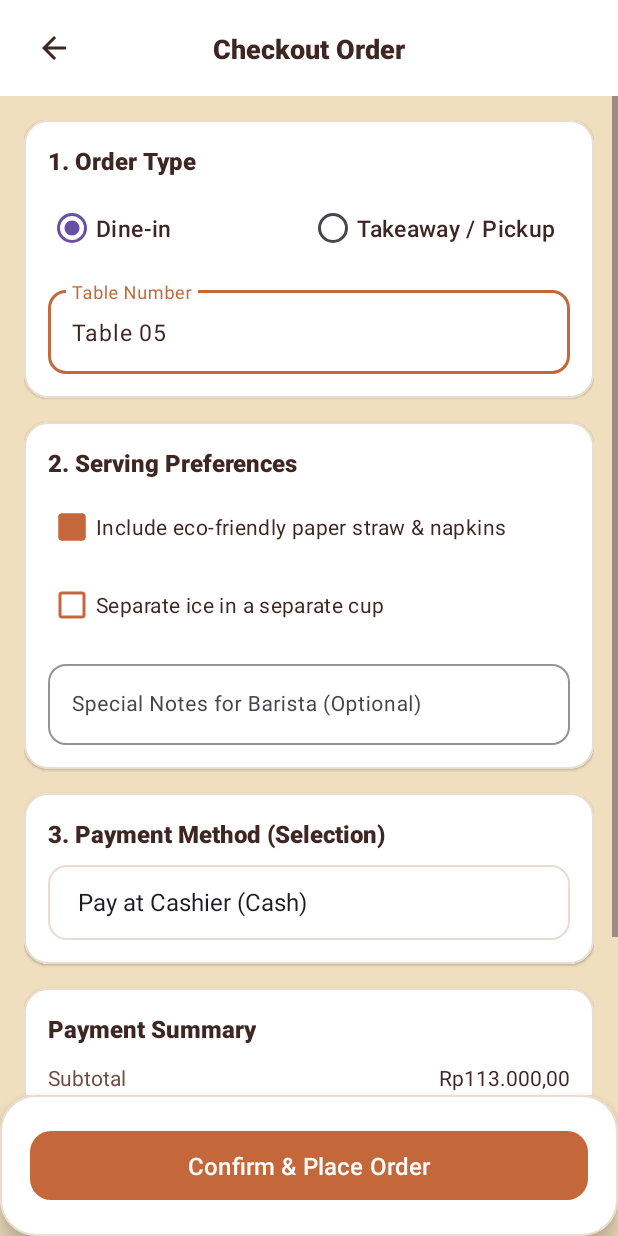
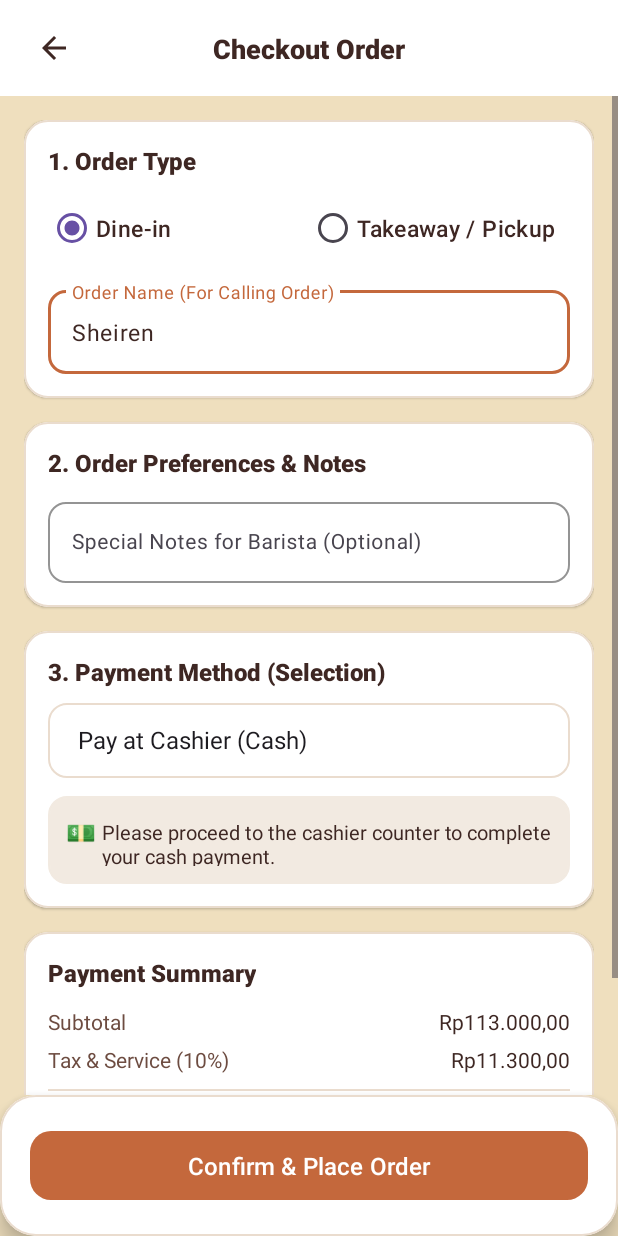
Before and after one commit to sheirenarnelia/pondok-bukit-coffee, an Android app: the CheckoutActivity screen opened directly, with no data from a screen before it, on a phone screen of 412 x 824 dp. Run offline under Robolectric (Android 15) with nearby library versions, the phone set to English and light mode, and no system bars.

Commit message:
refactor(checkout): streamline flow with dynamic takeaway cutlery, removed table number, and interactive QRIS/Bank transfer display

```diff
--- a/app/src/main/java/com/sheirenarnelia/pondokbukitcoffee/CheckoutActivity.java
+++ b/app/src/main/java/com/sheirenarnelia/pondokbukitcoffee/CheckoutActivity.java
@@ -4,14 +4,15 @@ import android.content.Intent;
 import android.os.Bundle;
 import android.text.TextUtils;
 import android.view.View;
+import android.widget.AdapterView;
 import android.widget.ArrayAdapter;
 import android.widget.CheckBox;
 import android.widget.ImageButton;
+import android.widget.LinearLayout;
 import android.widget.RadioButton;
 import android.widget.RadioGroup;
 import android.widget.Spinner;
 import android.widget.TextView;
-import android.widget.Toast;
 
 import androidx.appcompat.app.AlertDialog;
 import androidx.appcompat.app.AppCompatActivity;
@@ -27,9 +28,10 @@ public class CheckoutActivity extends AppCompatActivity {
 
     private RadioGroup rgOrderType;
     private RadioButton rbDineIn, rbPickup;
-    private TextInputLayout tilTableNumber, tilPickupName;
-    private TextInputEditText etTableNumber, etPickupName, etOrderNotes;
-    private CheckBox cbStraw, cbSeparateIce;
+    private TextInputLayout tilCustomerName;
+    private TextInputEditText etCustomerName, etOrderNotes;
+    private LinearLayout llTakeawayPreferences, llCashView, llQrisView;
+    private CheckBox cbCutlery;
     private Spinner spPaymentMethod;
     private TextView tvCheckoutSubtotal, tvCheckoutTax, tvCheckoutTotal;
     private MaterialButton btnConfirmOrder;
@@ -47,14 +49,14 @@ public class CheckoutActivity extends AppCompatActivity {
         rbDineIn = findViewById(R.id.rbDineIn);
         rbPickup = findViewById(R.id.rbPickup);
 
-        tilTableNumber = findViewById(R.id.tilTableNumber);
-        tilPickupName = findViewById(R.id.tilPickupName);
-        etTableNumber = findViewById(R.id.etTableNumber);
-        etPickupName = findViewById(R.id.etPickupName);
+        tilCustomerName = findViewById(R.id.tilCustomerName);
+        etCustomerName = findViewById(R.id.etCustomerName);
         etOrderNotes = findViewById(R.id.etOrderNotes);
 
-        cbStraw = findViewById(R.id.cbStraw);
-        cbSeparateIce = findViewById(R.id.cbSeparateIce);
+        llTakeawayPreferences = findViewById(R.id.llTakeawayPreferences);
+        llCashView = findViewById(R.id.llCashView);
+        llQrisView = findViewById(R.id.llQrisView);
+        cbCutlery = findViewById(R.id.cbCutlery);
         spPaymentMethod = findViewById(R.id.spPaymentMethod);
 
         tvCheckoutSubtotal = findViewById(R.id.tvCheckoutSubtotal);
@@ -64,10 +66,10 @@ public class CheckoutActivity extends AppCompatActivity {
         btnConfirmOrder = findViewById(R.id.btnConfirmOrder);
         btnBackCheckout = findViewById(R.id.btnBackCheckout);
 
-        // Setup Payment Spinner (Selection - Syarat Dosen #2c)
+        // Setup 2 Payment Options (Cash vs QRIS)
         setupPaymentSpinner();
 
-        // Setup Dynamic Order Type toggle (RadioGroup - Syarat Dosen #2d)
+        // Setup Dynamic Order Type toggle (Dine-in vs Takeaway)
         setupOrderTypeListener();
 
         // Populate Price Summary
@@ -83,23 +85,39 @@ public class CheckoutActivity extends AppCompatActivity {
     private void setupPaymentSpinner() {
         String[] paymentOptions = {
                 "Pay at Cashier (Cash)",
-                "QRIS / E-Wallet (GoPay, OVO, ShopeePay)",
-                "Debit / Credit Card"
+                "QRIS / Instant E-Wallet"
         };
         ArrayAdapter<String> adapter = new ArrayAdapter<>(this, android.R.layout.simple_spinner_dropdown_item, paymentOptions);
         spPaymentMethod.setAdapter(adapter);
+
+        // Toggle between Cash message and QRIS view
+        spPaymentMethod.setOnItemSelectedListener(new AdapterView.OnItemSelectedListener() {
+            @Override
+            public void onItemSelected(AdapterView<?> parent, View view, int position, long id) {
+                if (position == 0) {
+                    // Cash selected
+                    llCashView.setVisibility(View.VISIBLE);
+                    llQrisView.setVisibility(View.GONE);
+                } else {
+                    // QRIS selected
+                    llCashView.setVisibility(View.GONE);
+                    llQrisView.setVisibility(View.VISIBLE);
+                }
+            }
+
+            @Override
+            public void onNothingSelected(AdapterView<?> parent) {}
+        });
     }
 
     private void setupOrderTypeListener() {
         rgOrderType.setOnCheckedChangeListener((group, checkedId) -> {
             if (checkedId == R.id.rbDineIn) {
-                tilTableNumber.setVisibility(View.VISIBLE);
-                tilPickupName.setVisibility(View.GONE);
-                tilPickupName.setError(null);
+                // Dine-in: hide cutlery preferences
+                llTakeawayPreferences.setVisibility(View.GONE);
             } else if (checkedId == R.id.rbPickup) {
-                tilTableNumber.setVisibility(View.GONE);
-                tilPickupName.setVisibility(View.VISIBLE);
-                tilTableNumber.setError(null);
+                // Takeaway: show cutlery preferences
+                llTakeawayPreferences.setVisibility(View.VISIBLE);
             }
         });
     }
@@ -112,41 +130,39 @@ public class CheckoutActivity extends AppCompatActivity {
     }
 
     private void handlePlaceOrder() {
-        tilTableNumber.setError(null);
-        tilPickupName.setError(null);
+        tilCustomerName.setError(null);
+
+        String customerName = etCustomerName.getText() != null ? etCustomerName.getText().toString().trim() : "";
+        if (TextUtils.isEmpty(customerName)) {
+            tilCustomerName.setError("Order name is required");
+            tilCustomerName.requestFocus();
+            return;
+        }
 
         boolean isDineIn = rbDineIn.isChecked();
-        String orderDestination;
-
-        if (isDineIn) {
-            String tableNo = etTableNumber.getText() != null ? etTableNumber.getText().toString().trim() : "";
-            if (TextUtils.isEmpty(tableNo)) {
-                tilTableNumber.setError("Please enter your table number");
-                tilTableNumber.requestFocus();
-                return;
-            }
-            orderDestination = "Dine-in (" + tableNo + ")";
-        } else {
-            String pickupName = etPickupName.getText() != null ? etPickupName.getText().toString().trim() : "";
-            if (TextUtils.isEmpty(pickupName)) {
-                tilPickupName.setError("Please enter your name or phone number for pickup");
-                tilPickupName.requestFocus();
-                return;
-            }
-            orderDestination = "Pickup for " + pickupName;
-        }
-
+        String orderType = isDineIn ? "Dine-in" : "Takeaway / Pickup";
         String selectedPayment = spPaymentMethod.getSelectedItem().toString();
         int totalAmount = CartManager.getInstance().getTotalPrice();
+
+        StringBuilder details = new StringBuilder();
+        details.append("Thank you for your order!\n\n");
+        details.append("• Name: ").append(customerName).append("\n");
+        details.append("• Order Type: ").append(orderType).append("\n");
+        if (!isDineIn) {
+            details.append("• Cutlery & Bag: ").append(cbCutlery.isChecked() ? "Yes" : "No").append("\n");
+        }
+        String notes = etOrderNotes.getText() != null ? etOrderNotes.getText().toString().trim() : "";
+        if (!TextUtils.isEmpty(notes)) {
+            details.append("• Notes: \"").append(notes).append("\"\n");
+        }
+        details.append("• Payment: ").append(selectedPayment).append("\n");
+        details.append("• Total Amount: ").append(currencyFormatter.format(totalAmount)).append("\n\n");
+        details.append("Your order has been sent to the barista and will be ready shortly.");
 
         // Show Success Confirmation Dialog
         new AlertDialog.Builder(this)
                 .setTitle("Order Placed Successfully! ☕")
-                .setMessage("Thank you for ordering at Pondok Bukit Coffee!\n\n" +
-                        "• Order Type: " + orderDestination + "\n" +
-                        "• Payment: " + selectedPayment + "\n" +
-                        "• Total Amount: " + currencyFormatter.format(totalAmount) + "\n\n" +
-                        "Your order has been sent to the barista and is being prepared.")
+                .setMessage(details.toString())
                 .setPositiveButton("Back to Home", (dialog, which) -> {
                     // Clear the cart
                     CartManager.getInstance().clearCart();
--- /dev/null
+++ b/app/src/main/res/drawable/img_qris_sample.xml
@@ -0,0 +1,56 @@
+<vector xmlns:android="http://schemas.android.com/apk/res/android"
+    android:width="200dp"
+    android:height="200dp"
+    android:viewportWidth="200"
+    android:viewportHeight="200">
+    <!-- QR Background -->
+    <path
+        android:fillColor="#FFFFFF"
+        android:pathData="M0,0h200v200h-200z" />
+
+    <!-- Top-Left Finder Pattern -->
+    <path
+        android:fillColor="#3E2723"
+        android:pathData="M20,20h50v50h-50z M30,30h30v30h-30z M40,40h10v10h-10z" />
+    <path
+        android:fillColor="#FFFFFF"
+        android:pathData="M30,30h30v30h-30z" />
+    <path
+        android:fillColor="#3E2723"
+        android:pathData="M37,37h16v16h-16z" />
+
+    <!-- Top-Right Finder Pattern -->
+    <path
+        android:fillColor="#3E2723"
+        android:pathData="M130,20h50v50h-50z" />
+    <path
+        android:fillColor="#FFFFFF"
+        android:pathData="M140,30h30v30h-30z" />
+    <path
+        android:fillColor="#3E2723"
+        android:pathData="M147,37h16v16h-16z" />
+
+    <!-- Bottom-Left Finder Pattern -->
+    <path
+        android:fillColor="#3E2723"
+        android:pathData="M20,130h50v50h-50z" />
+    <path
+        android:fillColor="#FFFFFF"
+        android:pathData="M30,140h30v30h-30z" />
+    <path
+        android:fillColor="#3E2723"
+        android:pathData="M37,147h16v16h-16z" />
+
+    <!-- Stylized Data Modules in Brand Espresso -->
+    <path
+        android:fillColor="#3E2723"
+        android:pathData="M80,20h10v10h-10z M100,20h10v20h-10z M80,40h10v20h-10z M100,50h20v10h-20z M30,80h20v10h-20z M60,80h10v10h-10z M80,70h10v20h-10z M100,70h30v10h-30z M140,80h10v10h-10z M160,80h20v10h-20z M20,100h20v10h-20z M50,100h10v20h-10z M70,100h20v10h-20z M100,90h10v20h-10z M120,100h20v10h-20z M150,100h30v10h-30z M30,110h10v10h-10z M80,120h30v10h-30z M120,120h10v20h-10z M140,110h20v20h-20z M170,120h10v20h-10z M80,140h20v10h-20z M110,140h20v20h-20z M140,140h10v20h-10z M160,150h20v20h-20z M80,160h10v20h-10z M100,170h30v10h-30z M140,170h10v10h-10z M170,180h10v10h-10z M90,90h20v20h-20z" />
+
+    <!-- Center Coffee Icon Badge -->
+    <path
+        android:fillColor="#C4683C"
+        android:pathData="M85,85h30v30h-30z" />
+    <path
+        android:fillColor="#FFFFFF"
+        android:pathData="M92,94h12v7c0,3 -2,4 -6,4s-6,-1 -6,-4v-7z M104,96h3c1,0 2,1 2,2c0,1 -1,2 -2,2h-3v-4z M90,107h16v2h-16z" />
+</vector>
--- a/app/src/main/res/layout/activity_checkout.xml
+++ b/app/src/main/res/layout/activity_checkout.xml
@@ -84,7 +84,7 @@
                         android:textSize="16sp"
                         android:textStyle="bold" />
 
-                    <!-- RadioGroup for Dine-in vs Takeaway -->
+                    <!-- RadioGroup: Dine-in vs Takeaway -->
                     <RadioGroup
                         android:id="@+id/rgOrderType"
                         android:layout_width="match_parent"
@@ -116,13 +116,13 @@
                             android:textSize="15sp" />
                     </RadioGroup>
 
-                    <!-- Dynamic Input: Table Number (for Dine-in) -->
+                    <!-- Customer Name Field (Used for both Dine-in & Pickup) -->
                     <com.google.android.material.textfield.TextInputLayout
-                        android:id="@+id/tilTableNumber"
+                        android:id="@+id/tilCustomerName"
                         android:layout_width="match_parent"
                         android:layout_height="wrap_content"
                         android:layout_marginTop="12dp"
-                        android:hint="Table Number"
+                        android:hint="Order Name (For Calling Order)"
                         app:boxBackgroundColor="@color/brand_surface"
                         app:boxCornerRadiusBottomEnd="12dp"
                         app:boxCornerRadiusBottomStart="12dp"
@@ -132,36 +132,11 @@
                         app:hintTextColor="@color/brand_terracotta">
 
                         <com.google.android.material.textfield.TextInputEditText
-                            android:id="@+id/etTableNumber"
-                            android:layout_width="match_parent"
-                            android:layout_height="wrap_content"
-                            android:inputType="text"
-                            android:text="Table 05"
-                            android:textColor="@color/brand_espresso"
-                            android:textSize="15sp" />
-                    </com.google.android.material.textfield.TextInputLayout>
-
-                    <!-- Dynamic Input: Pickup Name (for Takeaway) -->
-                    <com.google.android.material.textfield.TextInputLayout
-                        android:id="@+id/tilPickupName"
-                        android:layout_width="match_parent"
-                        android:layout_height="wrap_content"
-                        android:layout_marginTop="12dp"
-                        android:hint="Pickup Name / Phone"
-                        android:visibility="gone"
-                        app:boxBackgroundColor="@color/brand_surface"
-                        app:boxCornerRadiusBottomEnd="12dp"
-                        app:boxCornerRadiusBottomStart="12dp"
-                        app:boxCornerRadiusTopEnd="12dp"
-                        app:boxCornerRadiusTopStart="12dp"
-                        app:boxStrokeColor="@color/brand_terracotta"
-                        app:hintTextColor="@color/brand_terracotta">
-
-                        <com.google.android.material.textfield.TextInputEditText
-                            android:id="@+id/etPickupName"
+                            android:id="@+id/etCustomerName"
                             android:layout_width="match_parent"
                             android:layout_height="wrap_content"
                             android:inputType="textPersonName"
+                            android:text="Sheiren"
                             android:textColor="@color/brand_espresso"
                             android:textSize="15sp" />
                     </com.google.android.material.textfield.TextInputLayout>
@@ -169,7 +144,7 @@
                 </LinearLayout>
             </com.google.android.material.card.MaterialCardView>
 
-            <!-- Section 2: Preferences (Checkbox - Syarat Dosen #2d) -->
+            <!-- Section 2: Takeaway Preferences & Notes -->
             <com.google.android.material.card.MaterialCardView
                 android:layout_width="match_parent"
                 android:layout_height="wrap_content"
@@ -190,33 +165,32 @@
                         android:layout_width="wrap_content"
                         android:layout_height="wrap_content"
                         android:fontFamily="sans-serif-medium"
-                        android:text="2. Serving Preferences"
+                        android:text="2. Order Preferences &amp; Notes"
                         android:textColor="@color/brand_espresso"
                         android:textSize="16sp"
                         android:textStyle="bold" />
 
-                    <CheckBox
-                        android:id="@+id/cbStraw"
+                    <!-- Takeaway Only Checkbox: Cutlery & Bag (Syarat Dosen #2d) -->
+                    <LinearLayout
+                        android:id="@+id/llTakeawayPreferences"
                         android:layout_width="match_parent"
                         android:layout_height="wrap_content"
                         android:layout_marginTop="8dp"
-                        android:buttonTint="@color/brand_terracotta"
-                        android:checked="true"
-                        android:text="Include eco-friendly paper straw &amp; napkins"
-                        android:textColor="@color/brand_espresso"
-                        android:textSize="14sp" />
+                        android:orientation="vertical"
+                        android:visibility="gone">
 
-                    <CheckBox
-                        android:id="@+id/cbSeparateIce"
-                        android:layout_width="match_parent"
-                        android:layout_height="wrap_content"
-                        android:layout_marginTop="4dp"
-                        android:buttonTint="@color/brand_terracotta"
-                        android:text="Separate ice in a separate cup"
-                        android:textColor="@color/brand_espresso"
-                        android:textSize="14sp" />
+                        <CheckBox
+                            android:id="@+id/cbCutlery"
+                            android:layout_width="match_parent"
+                            android:layout_height="wrap_content"
+                            android:buttonTint="@color/brand_terracotta"
+                            android:checked="true"
+                            android:text="Need disposable cutlery &amp; paper carry bag"
+                            android:textColor="@color/brand_espresso"
+                            android:textSize="14sp" />
+                    </LinearLayout>
 
-                    <!-- Special Notes Text Input -->
+                    <!-- Special Notes Text Input (Syarat Dosen #2a) -->
                     <com.google.android.material.textfield.TextInputLayout
                         android:id="@+id/tilOrderNotes"
                         android:layout_width="match_parent"
@@ -270,6 +244,7 @@
                         android:textSize="16sp"
                         android:textStyle="bold" />
 
+                    <!-- Spinner with 2 Options: Cash vs QRIS -->
                     <Spinner
                         android:id="@+id/spPaymentMethod"
                         android:layout_width="match_parent"
@@ -278,10 +253,99 @@
                         android:background="@drawable/bg_input_field"
                         android:paddingHorizontal="12dp" />
 
+                    <!-- Cash Message View -->
+                    <LinearLayout
+                        android:id="@+id/llCashView"
+                        android:layout_width="match_parent"
+                        android:layout_height="wrap_content"
+                        android:layout_marginTop="12dp"
+                        android:background="@drawable/bg_input_field"
+                        android:backgroundTint="#F2EAE1"
+                        android:orientation="horizontal"
+                        android:padding="12dp">
+
+                        <TextView
+                            android:layout_width="wrap_content"
+                            android:layout_height="wrap_content"
+                            android:text="💵 "
+                            android:textSize="16sp" />
+
+                        <TextView
+                            android:layout_width="0dp"
+                            android:layout_height="wrap_content"
+                            android:layout_weight="1"
+                            android:text="Please proceed to the cashier counter to complete your cash payment."
+                            android:textColor="@color/brand_espresso"
+                            android:textSize="13sp" />
+                    </LinearLayout>
+
+                    <!-- QRIS & Bank Transfer Display View -->
+                    <LinearLayout
+                        android:id="@+id/llQrisView"
+                        android:layout_width="match_parent"
+                        android:layout_height="wrap_content"
+                        android:layout_marginTop="14dp"
+                        android:background="@drawable/bg_input_field"
+                        android:backgroundTint="#FAF6F0"
+                        android:gravity="center"
+                        android:orientation="vertical"
+                        android:padding="16dp"
+                        android:visibility="gone">
+
+                        <TextView
+                            android:layout_width="wrap_content"
+                            android:layout_height="wrap_content"
+                            android:fontFamily="sans-serif-medium"
+                            android:text="Scan QRIS to Pay"
+                            android:textColor="@color/brand_espresso"
+                            android:textSize="15sp"
+                            android:textStyle="bold" />
+
+                        <TextView
+                            android:layout_width="wrap_content"
+                            android:layout_height="wrap_content"
+                            android:layout_marginTop="2dp"
+                            android:text="BCA Mobile, GoPay, OVO, Dana, ShopeePay"
+                            android:textColor="@color/brand_roast"
+                            android:textSize="12sp" />
+
+                        <!-- QR Code Image -->
+                        <ImageView
+                            android:id="@+id/ivQrisCode"
+                            android:layout_width="160dp"
+                            android:layout_height="160dp"
+                            android:layout_marginVertical="12dp"
+                            android:contentDescription="QRIS Code"
+                            android:src="@drawable/img_qris_sample" />
+
+                        <!-- Bank Transfer Alternative -->
+                        <TextView
+                            android:layout_width="wrap_content"
+                            android:layout_height="wrap_content"
+                            android:fontFamily="sans-serif-medium"
+                            android:text="Or Manual Bank Transfer:"
+                            android:textColor="@color/brand_roast"
+                            android:textSize="12sp" />
+
+                        <TextView
+                            android:id="@+id/tvBankInfo"
+                            android:layout_width="wrap_content"
+                            android:layout_height="wrap_content"
+                            android:layout_marginTop="2dp"
+                            android:background="@drawable/bg_circle_btn"
+                            android:fontFamily="sans-serif-medium"
+                            android:paddingHorizontal="12dp"
+                            android:paddingVertical="4dp"
+                            android:text="BCA: 5420-189-221 a/n Pondok Bukit"
+                            android:textColor="@color/brand_espresso"
+                            android:textSize="13sp"
+                            android:textStyle="bold" />
+                    </LinearLayout>
+
                 </LinearLayout>
             </com.google.android.material.card.MaterialCardView>
 
-            <!-- Section 4: Order Breakdown -->
+            <!-- Section 4: Payment Summary -->
             <com.google.android.material.card.MaterialCardView
                 android:layout_width="match_parent"
                 android:layout_height="wrap_content"
```
